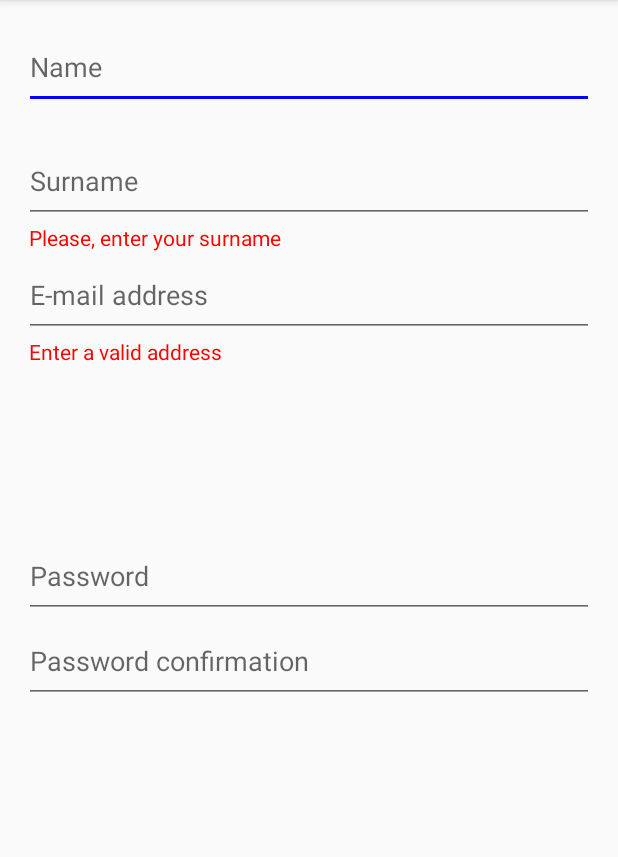
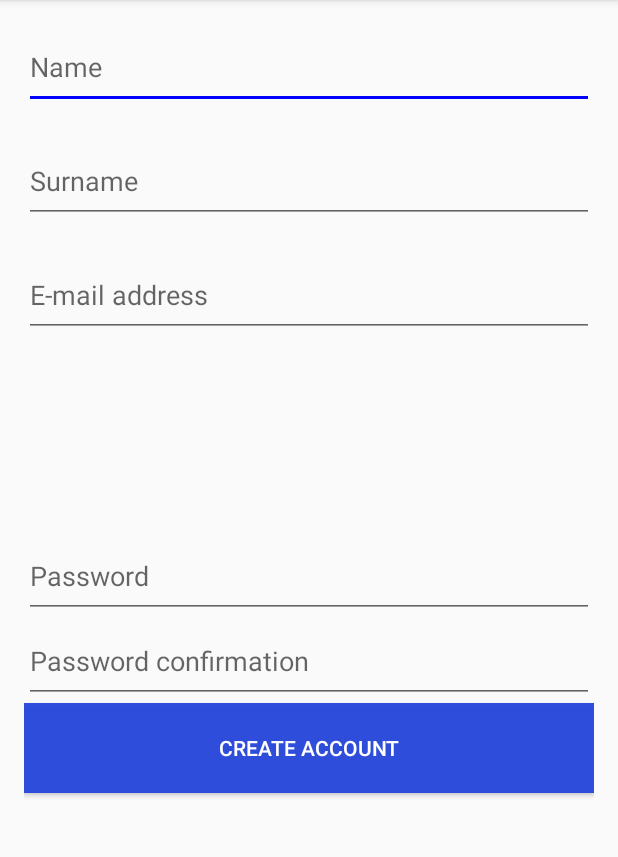
Before and after one commit to lucianoRM/fdrive_frontend, an Android app: the RegistrationActivity screen opened directly, with no data from a screen before it, on a phone screen of 412 x 824 dp, the part 84-941 px from its top. Run offline under Robolectric (Android 15) with nearby library versions, the phone set to English and light mode, and no system bars.

Commit message:
Agrego labels de error en todos los editText, cambio de color segun si hay error

```diff
--- a/FDrive/app/src/main/java/com/example/margonari/fdrive/RegistrationActivity.java
+++ b/FDrive/app/src/main/java/com/example/margonari/fdrive/RegistrationActivity.java
@@ -34,10 +34,8 @@ public class RegistrationActivity extends AppCompatActivity {
             public void onFocusChange(View v, boolean hasFocus) {
                 if (hasFocus) {
                     textName.setBackgroundTintList(ColorStateList.valueOf(Color.BLUE));
-                    labelErrorName.setVisibility(View.INVISIBLE);
                 } else {
                     textName.setBackgroundTintList(ColorStateList.valueOf(Color.GRAY));
-                    labelErrorName.setVisibility(View.VISIBLE);
                 }
             }
         });
@@ -49,10 +47,8 @@ public class RegistrationActivity extends AppCompatActivity {
             public void onFocusChange(View v, boolean hasFocus) {
                 if (hasFocus) {
                     textSurname.setBackgroundTintList(ColorStateList.valueOf(Color.BLUE));
-                    labelErrorSurname.setVisibility(View.INVISIBLE);
                 } else {
                     textSurname.setBackgroundTintList(ColorStateList.valueOf(Color.GRAY));
-                    labelErrorSurname.setVisibility(View.VISIBLE);
                 }
             }
         });
@@ -64,10 +60,8 @@ public class RegistrationActivity extends AppCompatActivity {
             public void onFocusChange(View v, boolean hasFocus) {
                 if (hasFocus) {
                     textEmail.setBackgroundTintList(ColorStateList.valueOf(Color.BLUE));
-                    labelErrorEmail.setVisibility(View.INVISIBLE);
                 } else {
                     textEmail.setBackgroundTintList(ColorStateList.valueOf(Color.GRAY));
-                    labelErrorEmail.setVisibility(View.VISIBLE);
                 }
             }
         });
@@ -101,12 +95,34 @@ public class RegistrationActivity extends AppCompatActivity {
 
 
     }
-/*
-    public void clickedTextName(View view) {
-        EditText textName = (EditText) findViewById(R.id.editTextName);
-        textName.setText("");
-        textName.getBackground().setColorFilter(getResources().getColor(R.color.colorPrimaryDark), PorterDuff.Mode.SRC_ATOP);
+
+    @TargetApi(Build.VERSION_CODES.LOLLIPOP)
+    public void checkFields(View view) {
+        String name = textName.getText().toString();
+        String surname = textSurname.getText().toString();
+        String email = textEmail.getText().toString();
+
+        if (name.equals("")) {
+            labelErrorName.setVisibility(View.VISIBLE);
+            textName.setBackgroundTintList(ColorStateList.valueOf(Color.RED));
+        } else {
+            labelErrorName.setVisibility(View.INVISIBLE);
+        }
+
+        if (surname.equals("")) {
+            labelErrorSurname.setVisibility(View.VISIBLE);
+            textSurname.setBackgroundTintList(ColorStateList.valueOf(Color.RED));
+        } else {
+            labelErrorSurname.setVisibility(View.INVISIBLE);
+        }
+
+        if (email.equals("")) {
+            labelErrorEmail.setVisibility(View.VISIBLE);
+            textEmail.setBackgroundTintList(ColorStateList.valueOf(Color.RED));
+        } else {
+            labelErrorEmail.setVisibility(View.INVISIBLE);
+        }
     }
-*/
+
 
 }
--- a/FDrive/app/src/main/res/layout/activity_registration.xml
+++ b/FDrive/app/src/main/res/layout/activity_registration.xml
@@ -84,7 +84,8 @@
         android:id="@+id/textViewErrorName"
         android:textColor="#ff0000"
         android:layout_below="@+id/editTextName"
-        android:layout_alignParentStart="true" />
+        android:layout_alignParentStart="true"
+        android:visibility="invisible" />
 
     <TextView
         android:layout_width="wrap_content"
@@ -93,7 +94,8 @@
         android:id="@+id/textViewErrorSurname"
         android:textColor="#ff0000"
         android:layout_below="@+id/editTextSurname"
-        android:layout_alignParentStart="true" />
+        android:layout_alignParentStart="true"
+        android:visibility="invisible" />
 
     <TextView
         android:layout_width="wrap_content"
@@ -102,6 +104,22 @@
         android:id="@+id/textViewErrorEmail"
         android:textColor="#ff0000"
         android:layout_below="@+id/editTextEmail"
-        android:layout_alignParentStart="true" />
+        android:layout_alignParentStart="true"
+        android:visibility="invisible" />
+
+    <Button
+        android:layout_width="fill_parent"
+        android:layout_height="wrap_content"
+        android:text="Create Account"
+        android:id="@+id/buttonNewAccount"
+        android:width="300dp"
+        android:background="#f42748db"
+        android:textColor="#ffffffff"
+        android:height="60dp"
+        android:focusableInTouchMode="false"
+        android:nestedScrollingEnabled="false"
+        android:onClick="checkFields"
+        android:layout_below="@+id/editTextPasswordConf"
+        android:layout_centerHorizontal="true" />
 
 </RelativeLayout>
```
